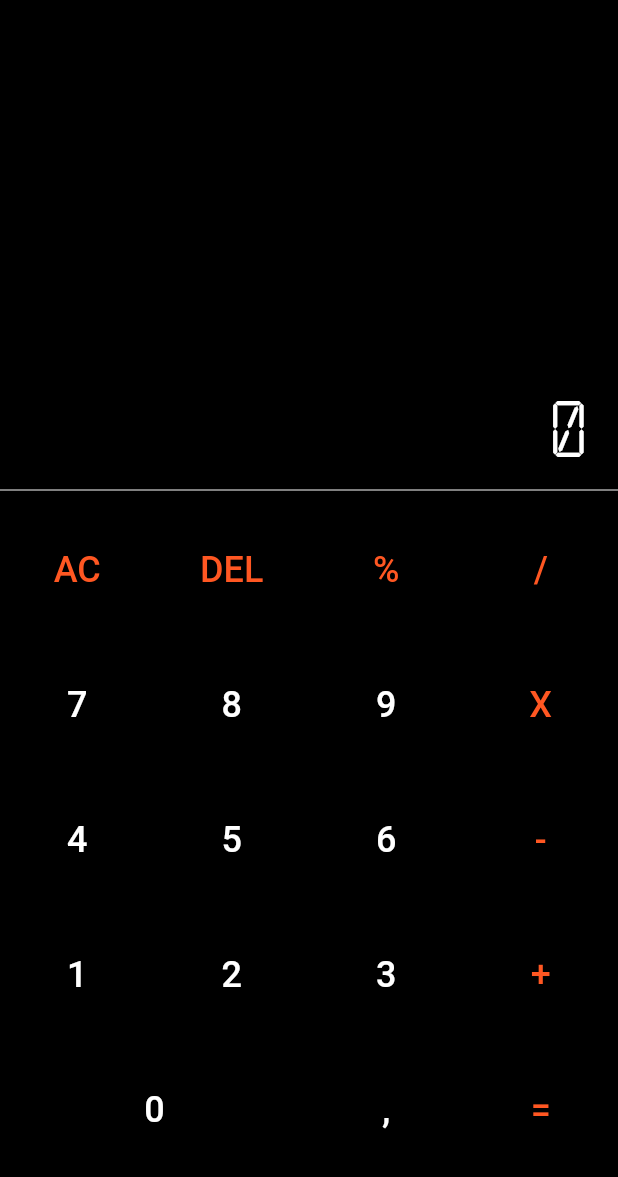
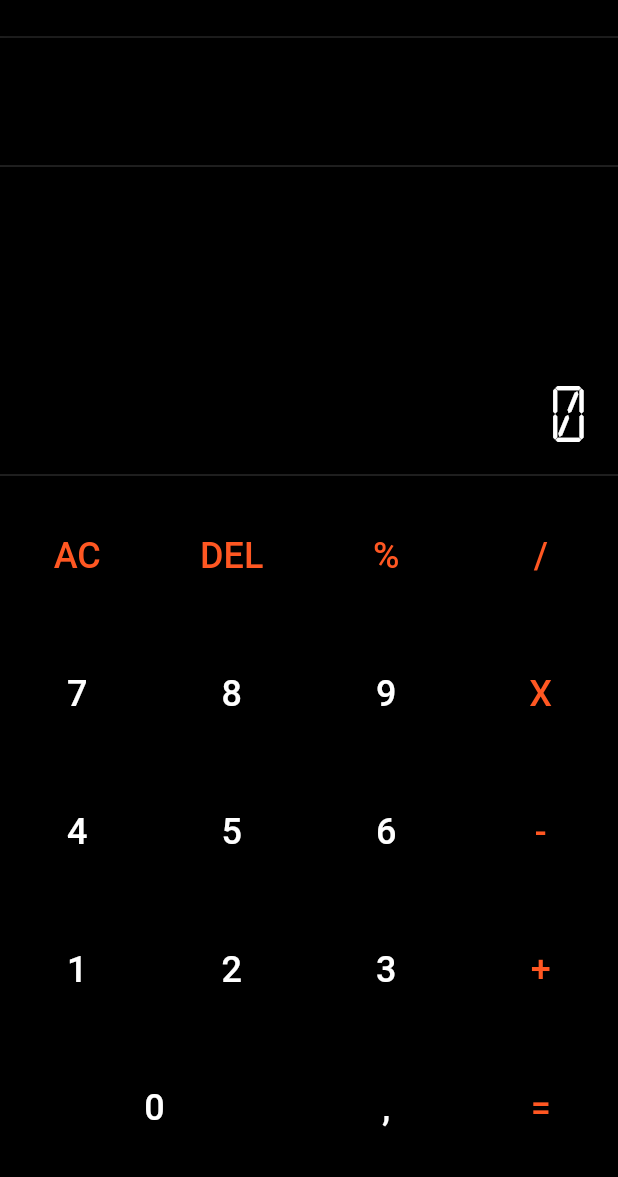
Before and after one commit to vanessa-held/Calculator-Flutter01, a Flutter app: the screen it shows after launch, after a tap on the "share" icon, on a phone screen of 412 x 824 dp, the part 59-1236 px from its top. Run offline on Flutter 3.47's test engine with Material 2 defaults, Android fonts, the phone set to English and light mode, and no system bars; our stand-ins replace share, splashscreen.

Commit message:
adicionado historico da operacao

```diff
--- a/lib/controllers/calculator_contoller.dart
+++ b/lib/controllers/calculator_contoller.dart
@@ -1,3 +1,5 @@
+import 'package:flutter/cupertino.dart';
+
 class CalculatorController {
   static const kZero = '0';
   static const kMemoryFirst = 0;
@@ -12,6 +14,7 @@ class CalculatorController {
   String _operation;
   bool _usedOperation;
   String result;
+  String resultCalculate = '';
 
   CalculatorController() {
     _clear();
@@ -22,6 +25,7 @@ class CalculatorController {
     _memories.setAll(kMemoryFirst, kMemoryClear);
     _currentMemoryIndex = kMemoryFirst;
     _operation = kOperationNull;
+    resultCalculate = '';
     _usedOperation = false;
   }
 
@@ -54,6 +58,7 @@ class CalculatorController {
     if (_currentMemoryIndex == kMemoryFirst) {
       _currentMemoryIndex++;
     } else {
+      resultCalculate = '${_memories[0]} $_operation ${_memories[1]}';
       _memories[kMemoryFirst] = _calculate();
     }
 
--- a/lib/pages/calculator_page.dart
+++ b/lib/pages/calculator_page.dart
@@ -9,7 +9,6 @@ class CalculatorPage extends StatefulWidget {
 
 class _CalculatorPageState extends State<CalculatorPage> {
   final _controller = CalculatorController();
-
   @override
   Widget build(BuildContext context) {
     return Scaffold(
@@ -18,8 +17,11 @@ class _CalculatorPageState extends State<CalculatorPage> {
       body: Column(
         crossAxisAlignment: CrossAxisAlignment.stretch,
         children: [
+          Divider(color: Colors.white24),
+          _builHistory(),
+          Divider(color: Colors.white24),
           _buildDisplay(text: _controller.result),
-          Divider(color: Colors.white),
+          Divider(color: Colors.white24),
           _buildKeyboard(),
         ],
       ),
@@ -36,7 +38,8 @@ class _CalculatorPageState extends State<CalculatorPage> {
         new IconButton(
           icon: new Icon(Icons.share),
           onPressed: () {
-            Share.share('check out my website https://example.com');
+            Share.share(
+                'Olhe o código desse aplicativo! https://github.com/vanessa-held/Calculator-Flutter01');
           },
         ),
       ],
@@ -49,6 +52,19 @@ class _CalculatorPageState extends State<CalculatorPage> {
         fontSize: 20.0,
       )),
     );
+  }
+
+  Widget _builHistory() {
+    return Container(
+        padding: EdgeInsets.symmetric(horizontal: 20),
+        alignment: Alignment.bottomRight,
+        height: 70,
+        child: Text(
+          _controller.resultCalculate,
+          textAlign: TextAlign.end,
+          style: TextStyle(
+              fontFamily: 'Calculator', color: Colors.white, fontSize: 50),
+        ));
   }
 
   Widget _buildDisplay({String text}) {
@@ -69,7 +85,7 @@ class _CalculatorPageState extends State<CalculatorPage> {
     final height = MediaQuery.of(context).size.height;
     return Container(
       color: Colors.black,
-      height: 450,
+      height: height * 0.65 > 460.0 ? 460 : height * 0.65,
       child: Column(
         children: [
           _buildKeyboardline1(),
```
